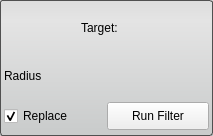
First picture: the form in Interface/ToolInterface/MedianFilterInterface.ui, repository jessdtate/Seg3D, before the edit.
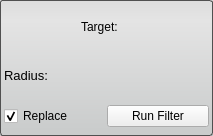
Second picture: the form after the edit.

What changed in the file:
```diff
--- a/Interface/ToolInterface/MedianFilterInterface.ui
+++ b/Interface/ToolInterface/MedianFilterInterface.ui
@@ -46,7 +46,7 @@
   </property>
   <layout class="QVBoxLayout" name="verticalLayout">
    <property name="spacing">
-    <number>0</number>
+    <number>2</number>
    </property>
    <property name="margin">
     <number>4</number>
@@ -81,39 +81,44 @@
     <layout class="QHBoxLayout" name="radiusHLayout_top">
      <item>
       <widget class="QLabel" name="radiusLabel">
+       <property name="font">
+        <font>
+         <pointsize>10</pointsize>
+        </font>
+       </property>
        <property name="text">
-        <string>Radius</string>
+        <string>Radius:</string>
        </property>
       </widget>
      </item>
-     <item>
-      <spacer name="radiusHSpacer">
-       <property name="orientation">
-        <enum>Qt::Horizontal</enum>
-       </property>
-       <property name="sizeHint" stdset="0">
-        <size>
-         <width>40</width>
-         <height>20</height>
-        </size>
-       </property>
-      </spacer>
-     </item>
     </layout>
    </item>
    <item>
     <layout class="QHBoxLayout" name="radiusHLayout_bottom"/>
    </item>
    <item>
-    <layout class="QHBoxLayout" name="replaceRunLayout">
+    <widget class="QWidget" name="replaceRunWidget" native="true">
+     <property name="minimumSize">
+      <size>
+       <width>0</width>
+       <height>32</height>
+      </size>
+     </property>
+     <property name="maximumSize">
+      <size>
+       <width>16777215</width>
+       <height>32</height>
+      </size>
+     </property>
+     <layout class="QHBoxLayout" name="horizontalLayout" stretch="1,1">
+      <property name="spacing">
+       <number>0</number>
+      </property>
+      <property name="margin">
+       <number>0</number>
+      </property>
      <item>
       <widget class="QCheckBox" name="replaceCheckBox">
-       <property name="minimumSize">
-        <size>
-         <width>0</width>
-         <height>32</height>
-        </size>
-       </property>
        <property name="text">
         <string>Replace</string>
        </property>
@@ -124,24 +129,13 @@
      </item>
      <item>
       <widget class="QPushButton" name="runFilterButton">
-       <property name="minimumSize">
-        <size>
-         <width>0</width>
-         <height>28</height>
-        </size>
-       </property>
-       <property name="maximumSize">
-        <size>
-         <width>16777215</width>
-         <height>28</height>
-        </size>
-       </property>
        <property name="text">
         <string>Run Filter</string>
        </property>
       </widget>
      </item>
     </layout>
+    </widget>
    </item>
   </layout>
  </widget>
```
Lines whose indentation alone changed are shown as unchanged.
